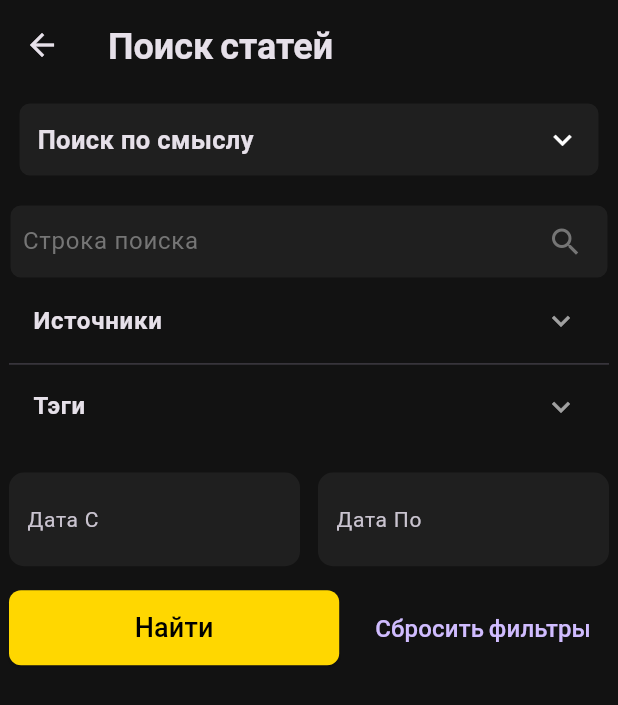
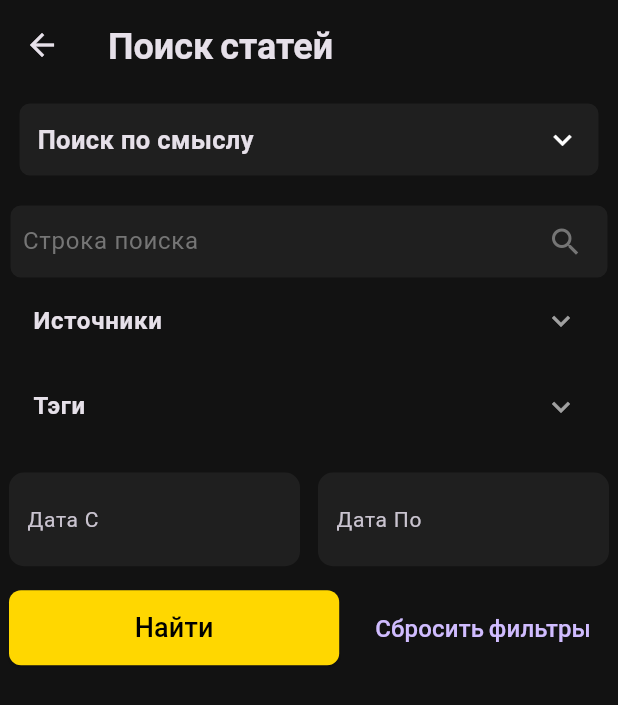
Before and after one commit to KcasTischaWattt/crosswords-mobile-app, a Flutter app: the ArticleSearchPage screen opened directly, on a phone screen of 412 x 824 dp. Shown: the top 705 px of the screen. Run offline on Flutter 3.47's test engine with Material 3 defaults, Android fonts, the phone set to English and light mode, and no system bars; our stand-ins replace google_fonts, velocity_x.

Commit message:
Remove divider between ExpansionPanels

```diff
--- a/lib/screens/widgets/filter_expansion_panels.dart
+++ b/lib/screens/widgets/filter_expansion_panels.dart
@@ -74,6 +74,8 @@ class _FilterExpansionPanelsState extends State<FilterExpansionPanels> {
       child: ExpansionPanelList.radio(
         elevation: 0,
         expandedHeaderPadding: EdgeInsets.zero,
+        dividerColor: Colors.transparent,
+        materialGapSize: 1,
         children: [
           _buildExpansionPanel(
             value: 'sources',
```
